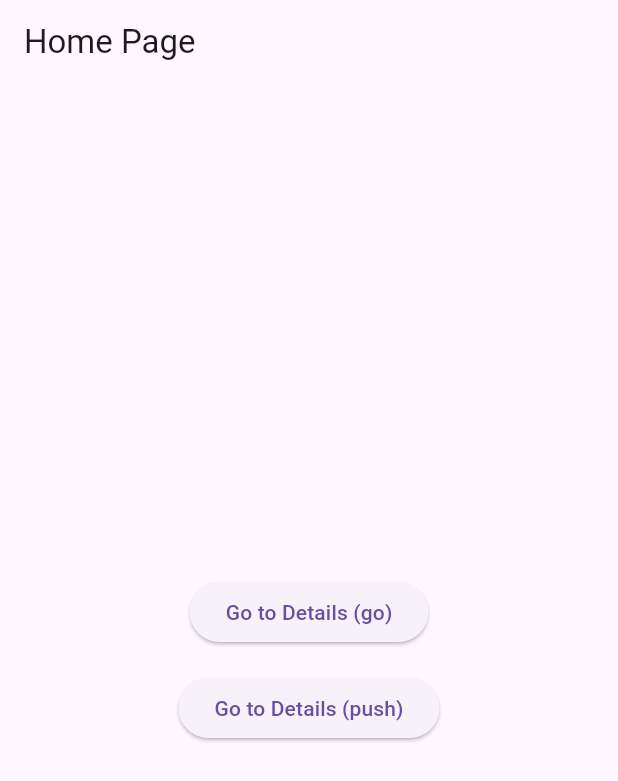
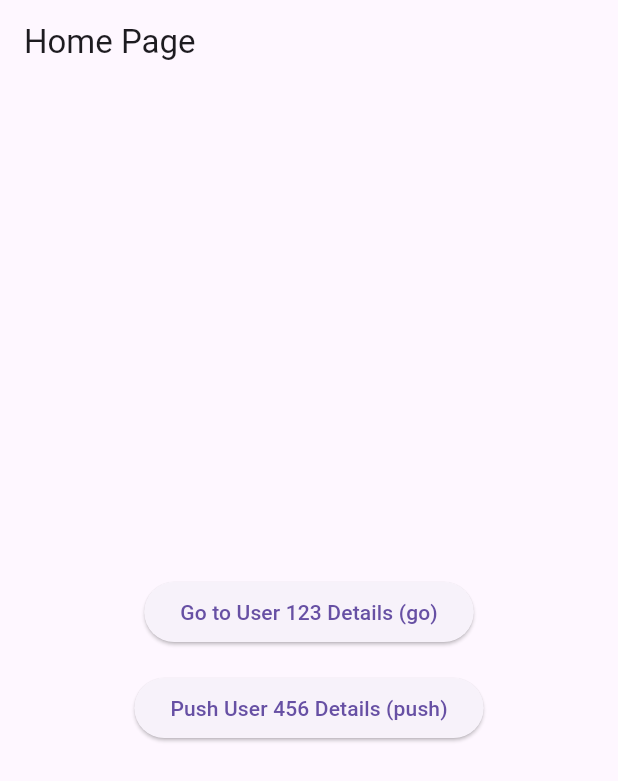
Before and after one commit to rengapraveenx/FL_goRouter, a Flutter app: the screen it shows after launch, on a phone screen of 412 x 824 dp. Shown: the top 781 px of the screen. Run offline on Flutter 3.47's test engine with Material 3 defaults, Android fonts, the phone set to English and light mode, and no system bars; our stand-ins replace go_router.

Commit message:
feat: Implement named routes and path parameters

```diff
--- a/lib/main.dart
+++ b/lib/main.dart
@@ -1,20 +1,22 @@
-
 import 'package:flutter/material.dart';
 import 'package:go_router/go_router.dart';
 
-// 1. Update the router configuration to handle 'extra' data
+// 1. Add names to routes and define path parameters
 final _router = GoRouter(
   routes: [
     GoRoute(
+      name: 'home', // Route name
       path: '/',
       builder: (context, state) => const HomePage(),
     ),
     GoRoute(
-      path: '/details',
+      name: 'user_details', // Route name
+      path: '/user/:userId', // Path parameter: userId
       builder: (context, state) {
-        // Receive the data from the 'extra' parameter
-        final String message = state.extra as String? ?? 'No message passed';
-        return DetailsPage(message: message);
+        // Extract data from path parameter and 'extra'
+        final userId = state.pathParameters['userId']!;
+        final message = state.extra as String? ?? 'No message';
+        return UserDetailsPage(userId: userId, message: message);
       },
     ),
   ],
@@ -31,7 +33,7 @@
   Widget build(BuildContext context) {
     return MaterialApp.router(
       routerConfig: _router,
-      title: 'GoRouter Basics',
+      title: 'GoRouter Intermediate',
       theme: ThemeData(
         primarySwatch: Colors.blue,
       ),
@@ -51,14 +53,23 @@
           mainAxisAlignment: MainAxisAlignment.center,
           children: [
             ElevatedButton(
-              // 2. Pass data using the 'extra' parameter
-              onPressed: () => context.go('/details', extra: 'Hello from the Home Page! (go)'),
-              child: const Text('Go to Details (go)'),
+              // 2. Navigate using goNamed with path parameters
+              onPressed: () => context.goNamed(
+                'user_details',
+                pathParameters: {'userId': '123'},
+                extra: 'Hello User 123 from Home!',
+              ),
+              child: const Text('Go to User 123 Details (go)'),
             ),
             const SizedBox(height: 16),
             ElevatedButton(
-              onPressed: () => context.push('/details', extra: 'Hello from the Home Page! (push)'),
-              child: const Text('Go to Details (push)'),
+              // 3. Navigate using pushNamed with path parameters
+              onPressed: () => context.pushNamed(
+                'user_details',
+                pathParameters: {'userId': '456'},
+                extra: 'Hello User 456 from Home!',
+              ),
+              child: const Text('Push User 456 Details (push)'),
             ),
           ],
         ),
@@ -67,26 +78,28 @@
   }
 }
 
-// 3. Update DetailsPage to accept and display the data
-class DetailsPage extends StatelessWidget {
+// 4. Renamed and updated the details page
+class UserDetailsPage extends StatelessWidget {
+  final String userId;
   final String message;
-  const DetailsPage({required this.message, super.key});
+
+  const UserDetailsPage({required this.userId, required this.message, super.key});
 
   @override
   Widget build(BuildContext context) {
     return Scaffold(
-      appBar: AppBar(title: const Text('Details Page')),
+      appBar: AppBar(title: Text('User ID: $userId')),
       body: Center(
         child: Column(
           mainAxisAlignment: MainAxisAlignment.center,
           children: [
             Text(
-              message, // Display the passed message
+              'Message: $message',
               style: const TextStyle(fontSize: 18),
             ),
             const SizedBox(height: 24),
             ElevatedButton(
-              onPressed: () => context.go('/'),
+              onPressed: () => context.goNamed('home'),
               child: const Text('Go back to Home'),
             ),
             if (context.canPop())
```
Also changed, not shown: 2 other files.
